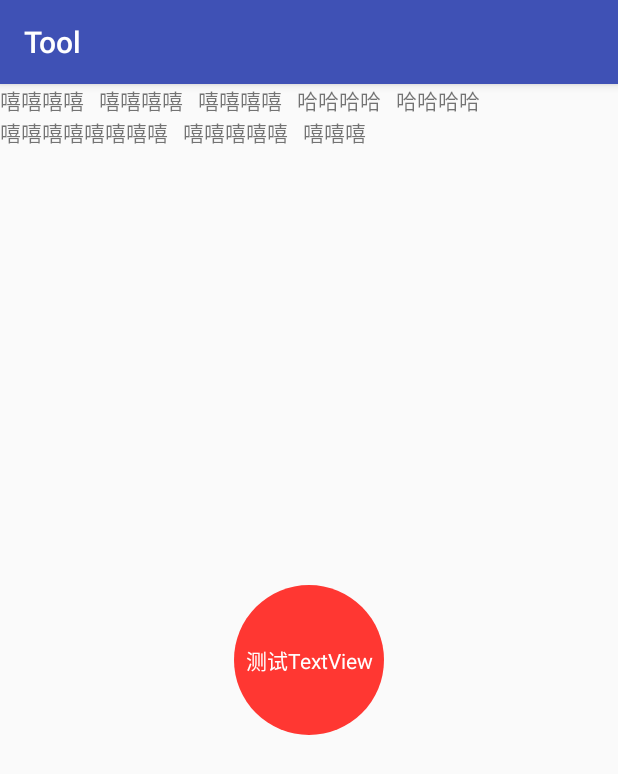
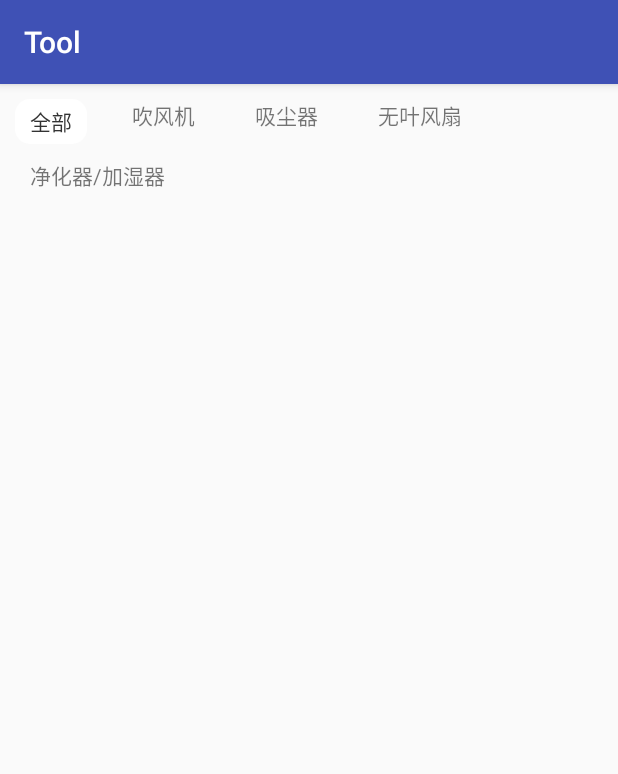
Before and after one commit to Ruwestbrook/Tool, an Android app: the screen it shows after launch (MainActivity), on a phone screen of 412 x 824 dp. Shown: the top 774 px of the screen. Run offline under Robolectric (Android 15) with nearby library versions, the light colour scheme and no system bars.

Commit message:
修复一些Bug,FlowLayout有问题,已修复

```diff
--- a/app/build.gradle
+++ b/app/build.gradle
@@ -26,5 +26,6 @@ dependencies {
     testImplementation 'junit:junit:4.12'
     androidTestImplementation 'com.android.support.test:runner:1.0.2'
     androidTestImplementation 'com.android.support.test.espresso:espresso-core:3.0.2'
+    implementation 'com.android.support:recyclerview-v7:27.1.1'
     implementation project(':view')
 }
--- a/app/src/main/java/com/tool/russ/tool/MainActivity.java
+++ b/app/src/main/java/com/tool/russ/tool/MainActivity.java
@@ -1,18 +1,26 @@
 package com.tool.russ.tool;
 
+import android.annotation.SuppressLint;
+import android.support.annotation.NonNull;
 import android.support.v7.app.AppCompatActivity;
 import android.os.Bundle;
+import android.support.v7.widget.LinearLayoutManager;
+import android.support.v7.widget.RecyclerView;
+import android.view.LayoutInflater;
 import android.view.View;
+import android.view.ViewGroup;
 
+import com.tool.russ.view.RefreshView;
 import com.tool.russ.view.TxView;
 
 public class MainActivity extends AppCompatActivity {
     private boolean flag=false;
+    TxView view;
     @Override
     protected void onCreate(Bundle savedInstanceState) {
         super.onCreate(savedInstanceState);
         setContentView(R.layout.activity_main);
-        final TxView view=findViewById(R.id.xview);
+        view=findViewById(R.id.all);
         view.setOnClickListener(new View.OnClickListener() {
             @Override
             public void onClick(View v) {
--- a/app/src/main/res/layout/activity_main.xml
+++ b/app/src/main/res/layout/activity_main.xml
@@ -8,70 +8,64 @@
 
     <com.tool.russ.view.FlowLayout
         android:layout_width="match_parent"
-        android:layout_height="wrap_content">
+        android:layout_height="wrap_content"
+        app:layout_constraintEnd_toEndOf="parent">
+
+        <com.tool.russ.view.TxView
+            android:text="全部"
+            android:id="@+id/all"
+            android:paddingLeft="10dp"
+            android:paddingRight="10dp"
+            android:layout_marginLeft="10dp"
+            android:layout_marginRight="10dp"
+            android:layout_marginTop="10dp"
+            app:normalTextColor="#333"
+            app:selectTextColor="@color/white"
+            app:radius="10dp"
+            android:gravity="center"
+            app:select="true"
+            app:selectBackColor="#ff3727"
+            app:backColor="@color/white"
+            android:layout_width="wrap_content"
+            android:layout_height="30dp"/>
+        <TextView
+            android:layout_width="wrap_content"
+            android:layout_height="30dp"
+            android:layout_marginLeft="10dp"
+            android:layout_marginRight="10dp"
+            android:layout_marginTop="10dp"
+            android:paddingLeft="10dp"
+            android:paddingRight="10dp"
+            android:text="吹风机" />
 
         <TextView
             android:layout_width="wrap_content"
-            android:text="嘻嘻嘻嘻"
+            android:layout_height="30dp"
+            android:layout_marginLeft="10dp"
             android:layout_marginRight="10dp"
-            android:layout_height="wrap_content" />
-
+            android:layout_marginTop="10dp"
+            android:paddingLeft="10dp"
+            android:paddingRight="10dp"
+            android:text="吸尘器" />
 
         <TextView
             android:layout_width="wrap_content"
-            android:text="嘻嘻嘻嘻"
+            android:layout_height="30dp"
+            android:layout_marginLeft="10dp"
             android:layout_marginRight="10dp"
-            android:layout_height="wrap_content" />
+            android:layout_marginTop="10dp"
+            android:paddingLeft="10dp"
+            android:paddingRight="10dp"
+            android:text="无叶风扇" />
 
         <TextView
             android:layout_width="wrap_content"
-            android:text="嘻嘻嘻嘻"
+            android:layout_height="30dp"
+            android:layout_marginLeft="10dp"
             android:layout_marginRight="10dp"
-            android:layout_height="wrap_content" />
-        <TextView
-            android:layout_width="wrap_content"
-            android:text="哈哈哈哈"
-            android:layout_marginRight="10dp"
-
-            android:layout_height="wrap_content" />
-
-        <TextView
-            android:layout_width="wrap_content"
-            android:text="哈哈哈哈"
-            android:layout_marginRight="10dp"
-            android:layout_height="wrap_content" />
-
-        <TextView
-            android:layout_width="wrap_content"
-            android:text="嘻嘻嘻嘻嘻嘻嘻嘻"
-            android:layout_marginRight="10dp"
-            android:layout_height="wrap_content" />
-        <TextView
-            android:layout_width="wrap_content"
-            android:text="嘻嘻嘻嘻嘻"
-            android:layout_marginRight="10dp"
-            android:layout_height="wrap_content" />
-        <TextView
-            android:layout_width="wrap_content"
-            android:text="嘻嘻嘻"
-            android:layout_marginRight="10dp"
-            android:layout_height="wrap_content" />
-
+            android:layout_marginTop="10dp"
+            android:paddingLeft="10dp"
+            android:paddingRight="10dp"
+            android:text="净化器/加湿器" />
     </com.tool.russ.view.FlowLayout>
-
-    <com.tool.russ.view.TxView
-        android:layout_width="100dp"
-        app:layout_constraintLeft_toLeftOf="parent"
-        app:layout_constraintRight_toRightOf="parent"
-        app:layout_constraintTop_toTopOf="parent"
-        app:layout_constraintBottom_toBottomOf="parent"
-        app:radius="100dp"
-        android:id="@+id/xview"
-        android:text="测试TextView"
-        android:gravity="center"
-        app:backColor="#ff3732"
-        app:pressBackColor="#f7f"
-        app:selectBackColor="@color/colorPrimary"
-        android:layout_height="100dp" />
-
 </android.support.constraint.ConstraintLayout>
--- a/view/src/main/java/com/tool/russ/view/FlowLayout.java
+++ b/view/src/main/java/com/tool/russ/view/FlowLayout.java
@@ -1,11 +1,13 @@
 package com.tool.russ.view;
 
 import android.content.Context;
+import android.graphics.Canvas;
 import android.util.AttributeSet;
 import android.view.View;
 import android.view.ViewGroup;
+import android.widget.LinearLayout;
 
-public class FlowLayout extends ViewGroup {
+public class FlowLayout extends LinearLayout {
 
     public FlowLayout(Context context) {
         super(context);
@@ -20,86 +22,61 @@ public class FlowLayout extends ViewGroup {
     }
 
 
-
-    @Override
-    protected LayoutParams generateLayoutParams(LayoutParams p) {
-        return new MarginLayoutParams(p);
-    }
-
-    @Override
-    public LayoutParams generateLayoutParams(AttributeSet attrs) {
-        return new MarginLayoutParams(getContext(),attrs);
-    }
-
-    @Override
-    protected LayoutParams generateDefaultLayoutParams() {
-        return  new MarginLayoutParams(LayoutParams.MATCH_PARENT,LayoutParams.MATCH_PARENT);
-    }
-
     @Override
     protected void onMeasure(int widthMeasureSpec, int heightMeasureSpec) {
         super.onMeasure(widthMeasureSpec, heightMeasureSpec);
         int measureWidth=MeasureSpec.getSize(widthMeasureSpec);
-        int measureWidthMode=MeasureSpec.getMode(widthMeasureSpec);
-        int measureHeight=MeasureSpec.getSize(heightMeasureSpec);
-        int measureHeightMode=MeasureSpec.getMode(heightMeasureSpec);
         int count=getChildCount();
-        int lineWidth=0;
+        int width=0;
+        int height=0;
         int lineHeight=0;
-        int height=0;
-        int width=0;
         for (int i = 0; i < count; i++) {
             View child=getChildAt(i);
             measureChild(child,widthMeasureSpec,heightMeasureSpec);
-            MarginLayoutParams layoutParams= (MarginLayoutParams) child.getLayoutParams();
+            LinearLayout.LayoutParams layoutParams= (LinearLayout.LayoutParams) child.getLayoutParams();
             int childWidth=child.getMeasuredWidth()+layoutParams.leftMargin+layoutParams.rightMargin;
             int childHeight=child.getMeasuredHeight()+layoutParams.topMargin+layoutParams.bottomMargin;
-            if(lineWidth+childWidth>measureWidth){
+            if(childWidth+width>measureWidth){
                 //需要换行
-                width=Math.max(lineWidth,childWidth);
                 height+=lineHeight;
                 lineHeight=childHeight;
-                lineWidth=childWidth;
+                width=childWidth;
             }else {
+                width+=childWidth;
                 lineHeight=Math.max(lineHeight,childHeight);
-                lineWidth+=childWidth;
             }
-            if(i==count-1){
+            if(i==count-1)
                 height+=lineHeight;
-                width=Math.max(width,lineWidth);
-            }
         }
-        setMeasuredDimension((measureWidthMode==MeasureSpec.EXACTLY?measureWidth:width),
-                (measureHeightMode==MeasureSpec.EXACTLY?measureHeight:height));
+        setMeasuredDimension(measureWidth,height);
     }
 
     @Override
-    protected void onLayout(boolean b, int i, int i1, int i2, int i3) {
+    protected void onDraw(Canvas canvas) {
+        super.onDraw(canvas);
+    }
+
+
+
+    @Override
+    protected void onLayout(boolean changed, int l, int t, int r, int b) {
+        super.onLayout(changed, l, t, r, b);
+
         int count=getChildCount();
-        int lineWidth=0;
-        int lineHeight=0;
-        int top=0,left=0;
-        for (int k = 0; k < count; k++) {
-            View child=getChildAt(k);
-
-            MarginLayoutParams layoutParams= (MarginLayoutParams) child.getLayoutParams();
+        int left=0,top=0,height=0;
+        for (int i = 0; i < count; i++) {
+            View child=getChildAt(i);
+            LinearLayout.LayoutParams layoutParams= (LinearLayout.LayoutParams) child.getLayoutParams();
             int childWidth=child.getMeasuredWidth()+layoutParams.leftMargin+layoutParams.rightMargin;
             int childHeight=child.getMeasuredHeight()+layoutParams.topMargin+layoutParams.bottomMargin;
-            if(lineWidth+childWidth>getMeasuredWidth()){
-                top+=lineHeight;
+            if(left+childWidth>=getMeasuredWidth()){
                 left=0;
-                lineHeight=childHeight;
-                lineWidth=childWidth;
+                top+=height;
+                height=0;
             }else {
-                lineHeight=Math.max(lineHeight,childHeight);
-                lineWidth+=childWidth;
+                height=Math.max(height,childHeight);
             }
-
-            int lc=left+layoutParams.leftMargin;
-            int tc=top+layoutParams.topMargin;
-            int rc=lc+child.getMeasuredWidth();
-            int bc=top+child.getMeasuredHeight();
-            child.layout(lc,tc,rc,bc);
+            child.layout(left+layoutParams.leftMargin,top+layoutParams.topMargin,left+child.getMeasuredWidth()+layoutParams.leftMargin,top+child.getMeasuredHeight()+layoutParams.topMargin);
             left+=childWidth;
         }
     }
--- a/view/src/main/java/com/tool/russ/view/TxView.java
+++ b/view/src/main/java/com/tool/russ/view/TxView.java
@@ -191,7 +191,7 @@ public class TxView extends android.support.v7.widget.AppCompatTextView {
         states[0] = new int[]{android.R.attr.state_selected};
         states[1] = new int[]{android.R.attr.state_pressed};
         states[2] = new int[]{};
-        ColorStateList list=new ColorStateList(states,new int[]{normalColor,selectColor,pressColor});
+        ColorStateList list=new ColorStateList(states,new int[]{selectColor,pressColor,normalColor});
         setTextColor(list);
     }
 }
```
Also changed, not shown: app/src/main/res/layout/item.xml (added, +13 -0 lines), view/build.gradle (+6 -6 lines), view/src/main/java/com/tool/russ/view/RefreshView.java (added, +57 -0 lines).
